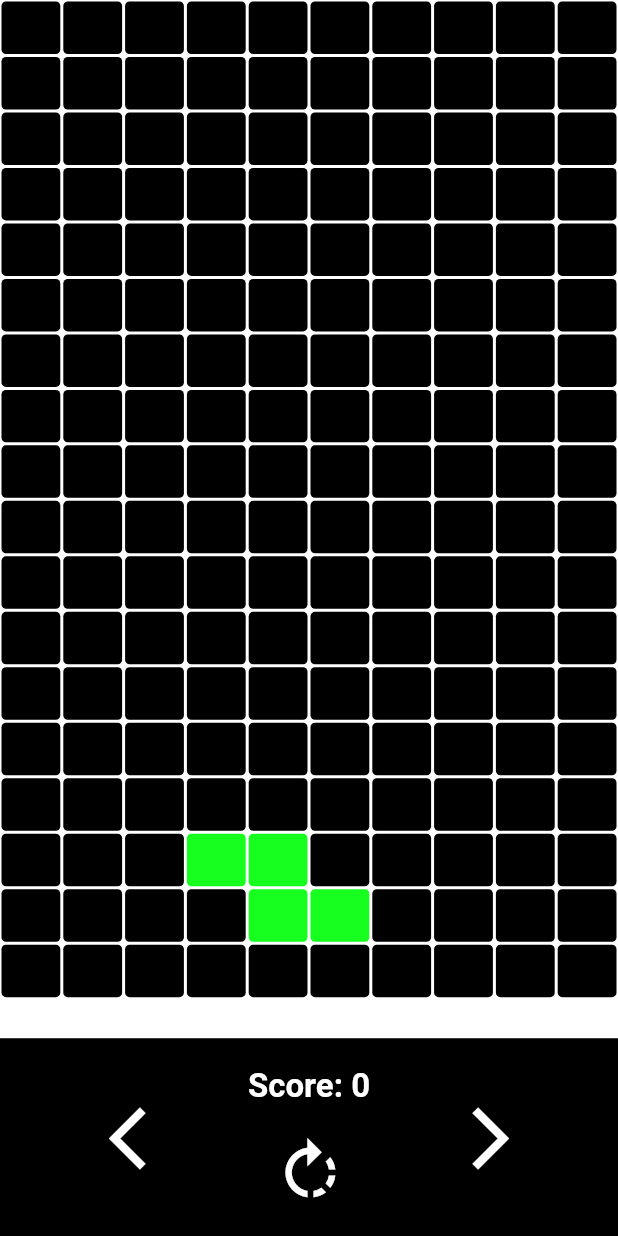
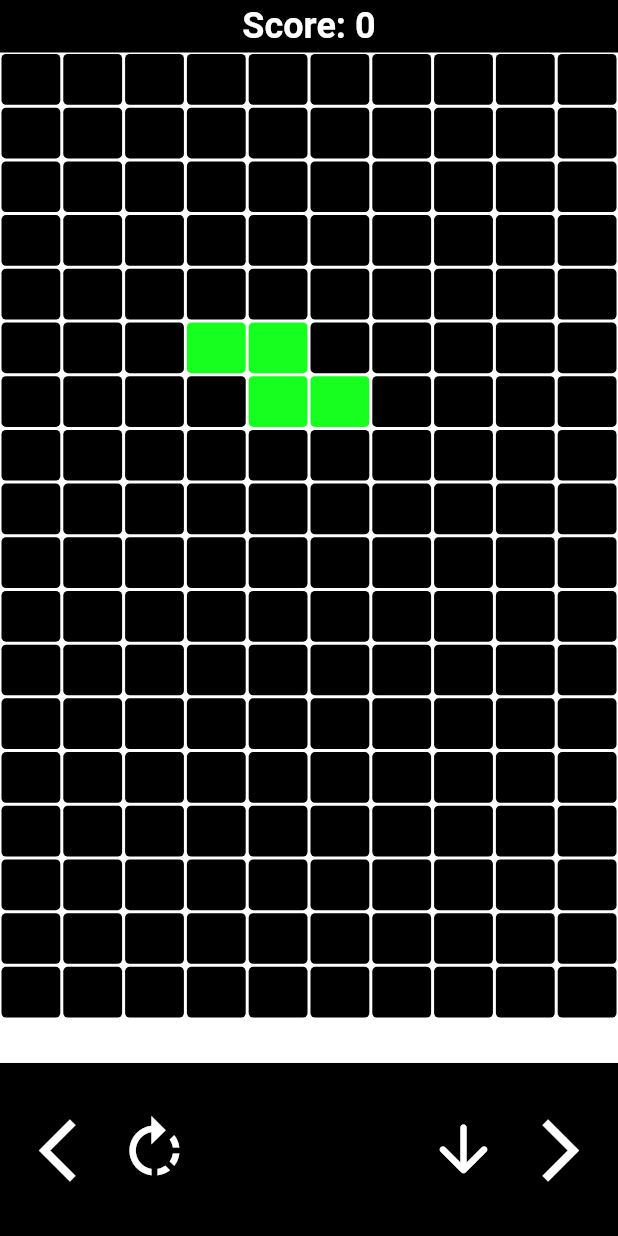
Before and after one commit to NatanRib/tetris_flutter, a Flutter app: the screen it shows after launch, on a phone screen of 412 x 824 dp. Run offline on Flutter 3.47's test engine with Material 2 defaults, Android fonts, the phone set to English and light mode, and no system bars.

Commit message:
adjustment on layout, impl down button

```diff
--- a/lib/game.dart
+++ b/lib/game.dart
@@ -24,38 +24,49 @@ class _BoardState extends State<Game> {
     controller.startGame();
   }
 
-  // @override
-  // void didUpdateWidget(covariant Game oldWidget) {
-  //   //TODO não esta chamando aqui apos o gameOver
-  //   if (controller.gameOver) {
-  //     gameOver(context);
-  //   }
-  //   super.didUpdateWidget(oldWidget);
-  // }
-
   @override
   Widget build(BuildContext context) {
     if (controller.gameOver) gameOver(context);
     return Scaffold(
+      appBar: PreferredSize(
+        preferredSize: Size.fromHeight(35),
+        child: AppBar(
+          elevation: 0,
+          backgroundColor: Colors.black,
+          title: Text(
+            "Score: ${controller.score}",
+            style: const TextStyle(
+              color: Colors.white,
+              fontSize: 24,
+              fontWeight: FontWeight.bold,
+            ),
+          ),
+          centerTitle: true,
+        ),
+      ),
+      extendBodyBehindAppBar: true,
       backgroundColor: Colors.black,
       body: LayoutBuilder(builder: (context, constraints) {
         return Column(
+          crossAxisAlignment: CrossAxisAlignment.center,
           children: [
             Expanded(
               child: Board(
                 piece: controller.currentPiece,
                 ocupedPixels: controller.occupiedBoardPixels,
-                height: constraints.maxHeight * 0.808 / boardColumnLenght,
+                height: constraints.maxHeight * 0.782 / boardColumnLenght,
                 width: constraints.maxWidth / boardRowLenght,
               ),
             ),
             SizedBox(
-              height: constraints.maxHeight * 0.16,
+              height: constraints.maxHeight * 0.14,
               child: InputController(
                 leftButtonFunction: () =>
                     controller.movePiece(PieceDirectionEnum.left),
                 rightButtonFunction: () =>
                     controller.movePiece(PieceDirectionEnum.right),
+                downButtonFunction: () =>
+                    controller.movePiece(PieceDirectionEnum.down),
                 rotateButtonFunction: () => controller.rotatePiece(),
                 score: controller.score,
               ),
@@ -67,7 +78,6 @@ class _BoardState extends State<Game> {
   }
 
   void gameOver(BuildContext context) {
-    print("gameOver");
     SchedulerBinding.instance.addPostFrameCallback((_) {
       showDialog(
         barrierDismissible: true,
@@ -100,6 +110,7 @@ class _BoardState extends State<Game> {
                       "Restart",
                       style: TextStyle(
                         fontSize: 32,
+                        color: Colors.black,
                         fontWeight: FontWeight.bold,
                       ),
                     ),
--- a/lib/game_controller.dart
+++ b/lib/game_controller.dart
@@ -39,7 +39,7 @@ class GameController {
       (i) => List.generate(boardRowLenght, (j) => null),
     );
     generatePiece();
-    const velocity = Duration(milliseconds: 400);
+    const velocity = Duration(milliseconds: 800);
     gameLoop(velocity);
   }
 
--- /dev/null
+++ b/lib/widgets/down_button.dart
@@ -0,0 +1,29 @@
+import 'package:flutter/material.dart';
+import 'package:tetris/widgets/down_button_controller.dart';
+
+class DownButton extends StatefulWidget {
+  final Function downButtonFunction;
+  const DownButton({super.key, required this.downButtonFunction});
+
+  @override
+  State<DownButton> createState() => _DownButtonState();
+}
+
+class _DownButtonState extends State<DownButton> {
+  DownButtonController downButtonController = DownButtonController();
+
+  @override
+  Widget build(BuildContext context) {
+    return InkWell(
+      child: const Icon(
+        Icons.arrow_downward_rounded,
+        color: Colors.white,
+        size: 50,
+      ),
+      onTapDown: (tap) =>
+          downButtonController.initPress(widget.downButtonFunction),
+      onTapUp: (tap) => downButtonController.cancelPress(),
+      onTapCancel: () => downButtonController.cancelPress(),
+    );
+  }
+}
--- /dev/null
+++ b/lib/widgets/down_button_controller.dart
@@ -0,0 +1,16 @@
+import 'dart:async';
+
+class DownButtonController {
+  bool pressed = false;
+
+  void initPress(Function downButtonFunction) {
+    pressed = true;
+    Timer.periodic(const Duration(milliseconds: 150), (timer) {
+      if (pressed) downButtonFunction();
+    });
+  }
+
+  void cancelPress() {
+    pressed = false;
+  }
+}
--- a/lib/widgets/input_controllers.dart
+++ b/lib/widgets/input_controllers.dart
@@ -1,41 +1,39 @@
 import 'package:flutter/material.dart';
+import 'package:tetris/widgets/down_button.dart';
 
 class InputController extends StatelessWidget {
   final Function leftButtonFunction;
   final Function rightButtonFunction;
+  final Function downButtonFunction;
   final Function rotateButtonFunction;
   final int score;
 
-  const InputController(
-      {super.key,
+  const InputController({
+    super.key,
     required this.leftButtonFunction,
     required this.rightButtonFunction,
+    required this.downButtonFunction,
     required this.rotateButtonFunction,
-      required this.score});
+    required this.score,
+  });
 
   @override
   Widget build(BuildContext context) {
     return Container(
-      padding: const EdgeInsets.symmetric(horizontal: 12),
+      padding: const EdgeInsets.symmetric(horizontal: 18),
       child: Row(
         crossAxisAlignment: CrossAxisAlignment.center,
-        mainAxisAlignment: MainAxisAlignment.spaceEvenly,
+        mainAxisAlignment: MainAxisAlignment.spaceBetween,
         children: [
-          button(
+          Row(
+            children: [
+              Padding(
+                padding: const EdgeInsets.only(right: 12.0),
+                child: button(
                   Icons.arrow_back_ios,
                   leftButtonFunction,
                   false,
                   const EdgeInsets.only(left: 8),
-          ),
-          Column(
-            mainAxisAlignment: MainAxisAlignment.spaceEvenly,
-            children: [
-              Text(
-                "Score: $score",
-                style: const TextStyle(
-                  color: Colors.white,
-                  fontSize: 22,
-                  fontWeight: FontWeight.bold,
                 ),
               ),
               button(
@@ -46,11 +44,21 @@ class InputController extends StatelessWidget {
               ),
             ],
           ),
-          button(
+
+          //TODO: Next piece
+          Row(
+            children: [
+              DownButton(downButtonFunction: downButtonFunction),
+              Padding(
+                padding: const EdgeInsets.only(left: 12.0),
+                child: button(
                   Icons.arrow_back_ios,
                   rightButtonFunction,
                   true,
                   const EdgeInsets.only(right: 8),
+                ),
+              )
+            ],
           )
         ],
       ),
--- a/lib/widgets/pixel.dart
+++ b/lib/widgets/pixel.dart
@@ -1,5 +1,3 @@
-import 'dart:ffi';
-
 import 'package:flutter/material.dart';
 
 class Pixel extends StatelessWidget {
```
Lines whose indentation alone changed are shown as unchanged.
